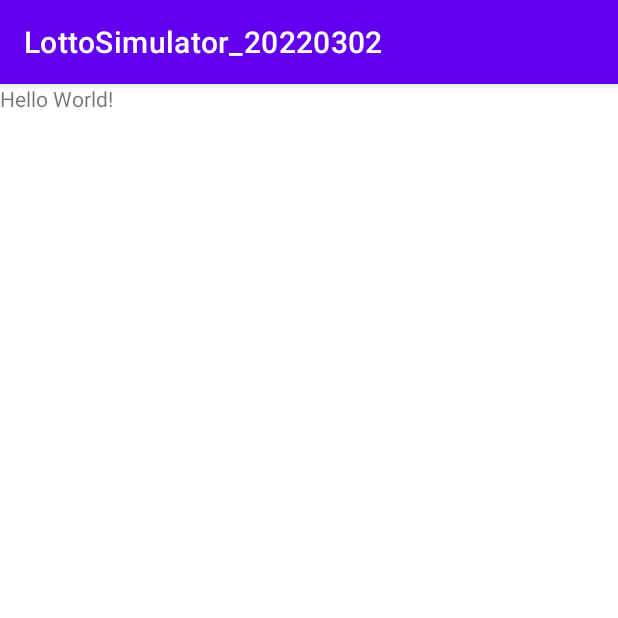
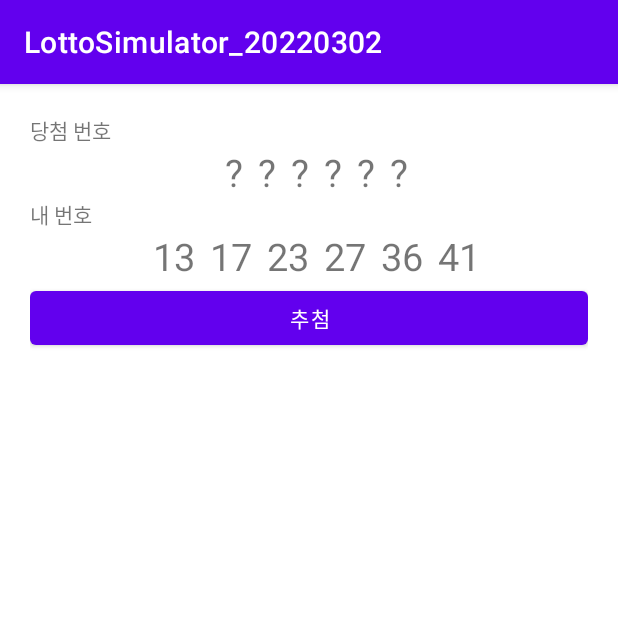
Before and after one commit to SungNoLee/LottoSimulator_20220302, an Android app: the screen it shows after launch (MainActivity), on a phone screen of 412 x 824 dp, the top half of it. Run offline under Robolectric (Android 15) with nearby library versions, the phone set to English and light mode, and no system bars.

Commit message:
버튼 눌르면 > 로또 생성하도록 작성

```diff
--- a/app/src/main/java/com/neppplus/lottosimulator_20220302/MainActivity.kt
+++ b/app/src/main/java/com/neppplus/lottosimulator_20220302/MainActivity.kt
@@ -2,10 +2,35 @@ package com.neppplus.lottosimulator_20220302
 
 import androidx.appcompat.app.AppCompatActivity
 import android.os.Bundle
+import android.util.Log
+import kotlinx.android.synthetic.main.activity_main.*
 
 class MainActivity : AppCompatActivity() {
     override fun onCreate(savedInstanceState: Bundle?) {
         super.onCreate(savedInstanceState)
         setContentView(R.layout.activity_main)
+        setupEvents()
+        setValues()
+    }
+
+    private fun setupEvents() {
+        btnBuyLotto.setOnClickListener {
+            buyLotto()
+        }
+    }
+
+    private fun buyLotto() {
+//        6개의 당첨번호 생성
+//        코틀린의 for문은 for-each 문법으로 기반.
+        for( i in 0..5 ) {
+            Log.d("반복문 확인", i.toString())
+        }
+//        만들어진 당첨번호 6개를 -> 텍스트뷰에 표현
+//        보너스번호 생성
+//        텍스트뷰에 배치
+
+    }
+    private fun setValues() {
+
     }
 }
--- a/app/src/main/res/layout/activity_main.xml
+++ b/app/src/main/res/layout/activity_main.xml
@@ -5,15 +5,117 @@
     android:layout_width="match_parent"
     android:layout_height="match_parent"
     android:orientation="vertical"
+    android:padding="20dp"
     tools:context=".MainActivity">
 
     <TextView
         android:layout_width="wrap_content"
         android:layout_height="wrap_content"
-        android:text="Hello World!"
-        app:layout_constraintBottom_toBottomOf="parent"
-        app:layout_constraintLeft_toLeftOf="parent"
-        app:layout_constraintRight_toRightOf="parent"
-        app:layout_constraintTop_toTopOf="parent" />
+        android:text="당첨 번호"/>
+    <LinearLayout
+        android:layout_width="match_parent"
+        android:layout_height="wrap_content"
+        android:gravity="center"
+        android:orientation="horizontal">
+        <TextView
+            android:id="@+id/txtWinNum01"
+            android:layout_width="wrap_content"
+            android:layout_height="wrap_content"
+            android:text="\?"
+            android:textSize="25sp"
+            android:layout_marginStart="10dp"/>
+        <TextView
+            android:id="@+id/txtWinNum02"
+            android:layout_width="wrap_content"
+            android:layout_height="wrap_content"
+            android:text="\?"
+            android:textSize="25sp"
+            android:layout_marginStart="10dp"/>
+        <TextView
+            android:id="@+id/txtWinNum03"
+            android:layout_width="wrap_content"
+            android:layout_height="wrap_content"
+            android:text="\?"
+            android:textSize="25sp"
+            android:layout_marginStart="10dp"/>
+        <TextView
+            android:id="@+id/txtWinNum04"
+            android:layout_width="wrap_content"
+            android:layout_height="wrap_content"
+            android:text="\?"
+            android:textSize="25sp"
+            android:layout_marginStart="10dp"/>
+        <TextView
+            android:id="@+id/txtWinNum05"
+            android:layout_width="wrap_content"
+            android:layout_height="wrap_content"
+            android:text="\?"
+            android:textSize="25sp"
+            android:layout_marginStart="10dp"/>
+        <TextView
+            android:id="@+id/txtWinNum06"
+            android:layout_width="wrap_content"
+            android:layout_height="wrap_content"
+            android:text="\?"
+            android:textSize="25sp"
+            android:layout_marginStart="10dp"/>
+
+    </LinearLayout>
+
+    <TextView
+        android:layout_width="wrap_content"
+        android:layout_height="wrap_content"
+        android:text="내 번호"/>
+
+    <LinearLayout
+        android:layout_width="match_parent"
+        android:layout_height="wrap_content"
+        android:orientation="horizontal"
+        android:gravity="center">
+        <TextView
+            android:layout_width="wrap_content"
+            android:layout_height="wrap_content"
+            android:text="13"
+            android:textSize="25sp"
+            android:layout_marginStart="10dp"/>
+        <TextView
+            android:layout_width="wrap_content"
+            android:layout_height="wrap_content"
+            android:text="17"
+            android:textSize="25sp"
+            android:layout_marginStart="10dp"/>
+        <TextView
+            android:layout_width="wrap_content"
+            android:layout_height="wrap_content"
+            android:text="23"
+            android:textSize="25sp"
+            android:layout_marginStart="10dp"/>
+        <TextView
+            android:layout_width="wrap_content"
+            android:layout_height="wrap_content"
+            android:text="27"
+            android:textSize="25sp"
+            android:layout_marginStart="10dp"/>
+        <TextView
+            android:layout_width="wrap_content"
+            android:layout_height="wrap_content"
+            android:text="36"
+            android:textSize="25sp"
+            android:layout_marginStart="10dp"/>
+        <TextView
+            android:layout_width="wrap_content"
+            android:layout_height="wrap_content"
+            android:text="41"
+            android:textSize="25sp"
+            android:layout_marginStart="10dp"/>
+
+    </LinearLayout>
+
+    <Button
+        android:id="@+id/btnBuyLotto"
+        android:layout_width="match_parent"
+        android:layout_height="wrap_content"
+        android:text="추첨"/>
+
 
 </LinearLayout>
```
